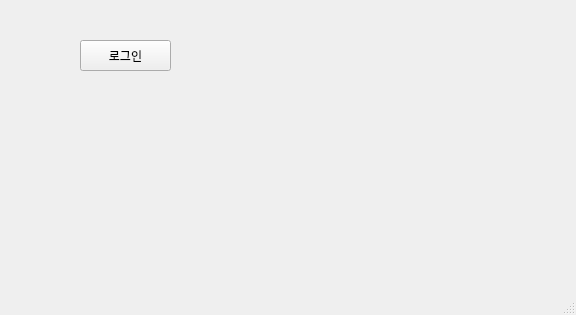
Old version of the form main_window.ui in the repository gomtinQQ/x64_kiwoom_telegram.
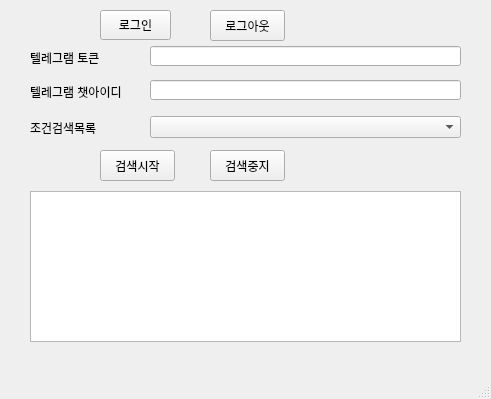
New version of the form.

What changed in the file:
```diff
--- a/main_window.ui
+++ b/main_window.ui
@@ -6,8 +6,8 @@
    <rect>
     <x>0</x>
     <y>0</y>
-    <width>576</width>
-    <height>315</height>
+    <width>491</width>
+    <height>399</height>
    </rect>
   </property>
   <property name="windowTitle">
@@ -17,16 +17,134 @@
    <widget class="QPushButton" name="btn_login">
     <property name="geometry">
      <rect>
-      <x>80</x>
-      <y>40</y>
-      <width>91</width>
-      <height>31</height>
+      <x>100</x>
+      <y>10</y>
+      <width>71</width>
+      <height>30</height>
      </rect>
     </property>
     <property name="text">
      <string>로그인</string>
     </property>
    </widget>
+   <widget class="QPushButton" name="btn_logout">
+    <property name="geometry">
+     <rect>
+      <x>210</x>
+      <y>10</y>
+      <width>75</width>
+      <height>31</height>
+     </rect>
+    </property>
+    <property name="text">
+     <string>로그아웃</string>
+    </property>
+   </widget>
+   <widget class="QLabel" name="label">
+    <property name="geometry">
+     <rect>
+      <x>30</x>
+      <y>50</y>
+      <width>111</width>
+      <height>16</height>
+     </rect>
+    </property>
+    <property name="text">
+     <string>텔레그램 토큰</string>
+    </property>
+   </widget>
+   <widget class="QLineEdit" name="lineEdit_telegram_token">
+    <property name="geometry">
+     <rect>
+      <x>150</x>
+      <y>46</y>
+      <width>311</width>
+      <height>20</height>
+     </rect>
+    </property>
+   </widget>
+   <widget class="QLineEdit" name="lineEdit_telegram_chat_ID">
+    <property name="geometry">
+     <rect>
+      <x>150</x>
+      <y>80</y>
+      <width>311</width>
+      <height>20</height>
+     </rect>
+    </property>
+   </widget>
+   <widget class="QLabel" name="label_2">
+    <property name="geometry">
+     <rect>
+      <x>30</x>
+      <y>84</y>
+      <width>111</width>
+      <height>16</height>
+     </rect>
+    </property>
+    <property name="text">
+     <string>텔레그램 챗아이디</string>
+    </property>
+   </widget>
+   <widget class="QLabel" name="label_3">
+    <property name="geometry">
+     <rect>
+      <x>30</x>
+      <y>120</y>
+      <width>81</width>
+      <height>16</height>
+     </rect>
+    </property>
+    <property name="text">
+     <string>조건검색목록</string>
+    </property>
+   </widget>
+   <widget class="QComboBox" name="comboBox">
+    <property name="geometry">
+     <rect>
+      <x>150</x>
+      <y>116</y>
+      <width>311</width>
+      <height>22</height>
+     </rect>
+    </property>
+   </widget>
+   <widget class="QListView" name="listView_msg">
+    <property name="geometry">
+     <rect>
+      <x>30</x>
+      <y>191</y>
+      <width>431</width>
+      <height>151</height>
+     </rect>
+    </property>
+   </widget>
+   <widget class="QPushButton" name="btn_start">
+    <property name="geometry">
+     <rect>
+      <x>100</x>
+      <y>150</y>
+      <width>75</width>
+      <height>31</height>
+     </rect>
+    </property>
+    <property name="text">
+     <string>검색시작</string>
+    </property>
+   </widget>
+   <widget class="QPushButton" name="btn_stop">
+    <property name="geometry">
+     <rect>
+      <x>210</x>
+      <y>150</y>
+      <width>75</width>
+      <height>31</height>
+     </rect>
+    </property>
+    <property name="text">
+     <string>검색중지</string>
+    </property>
+   </widget>
   </widget>
   <widget class="QMenuBar" name="menubar">
    <property name="geometry">
```
Left out of the diff: 4 changed lines with no effect on the pictures.
